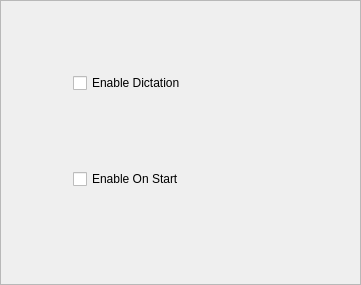
This is res/ui/settingspane-dictation.ui in smartboyhw/speechcontrol as Qt 5 draws it before an edit. The edited form follows.
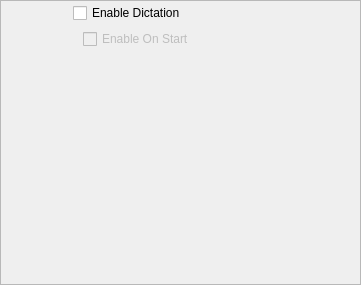
This is the edited form.

Patch:
```diff
--- a/res/ui/settingspane-dictation.ui
+++ b/res/ui/settingspane-dictation.ui
@@ -29,7 +29,7 @@
     </rect>
    </property>
    <layout class="QGridLayout" name="gridLayout">
-    <item row="2" column="0">
+    <item row="3" column="0">
      <spacer name="horizontalSpacer">
       <property name="orientation">
        <enum>Qt::Horizontal</enum>
@@ -45,13 +45,6 @@
       </property>
      </spacer>
     </item>
-    <item row="1" column="1">
-     <widget class="QCheckBox" name="checkBoxEnableStart">
-      <property name="text">
-       <string>Enable On Start</string>
-      </property>
-     </widget>
-    </item>
     <item row="0" column="1">
      <widget class="QCheckBox" name="checkBoxEnable">
       <property name="sizePolicy">
@@ -65,6 +58,49 @@
       </property>
      </widget>
     </item>
+    <item row="3" column="1">
+     <spacer name="verticalSpacer">
+      <property name="orientation">
+       <enum>Qt::Vertical</enum>
+      </property>
+      <property name="sizeHint" stdset="0">
+       <size>
+        <width>20</width>
+        <height>40</height>
+       </size>
+      </property>
+     </spacer>
+    </item>
+    <item row="2" column="1">
+     <layout class="QHBoxLayout" name="horizontalLayout">
+      <item>
+       <spacer name="horizontalSpacer_2">
+        <property name="orientation">
+         <enum>Qt::Horizontal</enum>
+        </property>
+        <property name="sizeType">
+         <enum>QSizePolicy::Fixed</enum>
+        </property>
+        <property name="sizeHint" stdset="0">
+         <size>
+          <width>10</width>
+          <height>20</height>
+         </size>
+        </property>
+       </spacer>
+      </item>
+      <item>
+       <widget class="QCheckBox" name="checkBoxEnableStart">
+        <property name="enabled">
+         <bool>false</bool>
+        </property>
+        <property name="text">
+         <string>Enable On Start</string>
+        </property>
+       </widget>
+      </item>
+     </layout>
+    </item>
    </layout>
   </widget>
  </widget>
```
